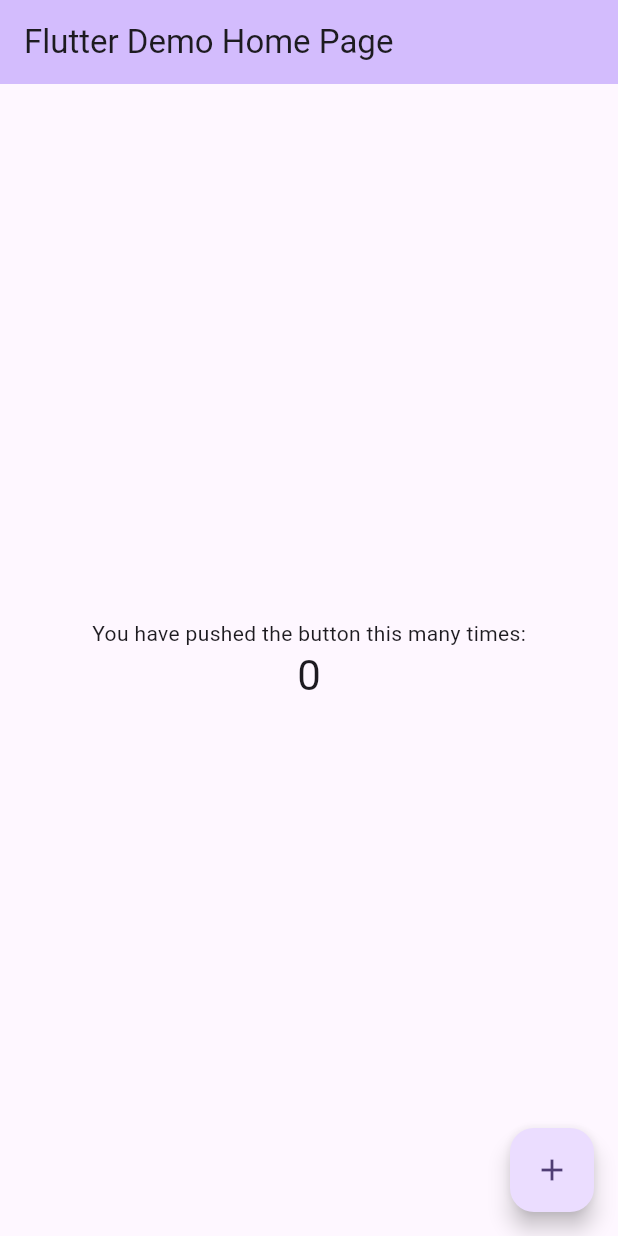
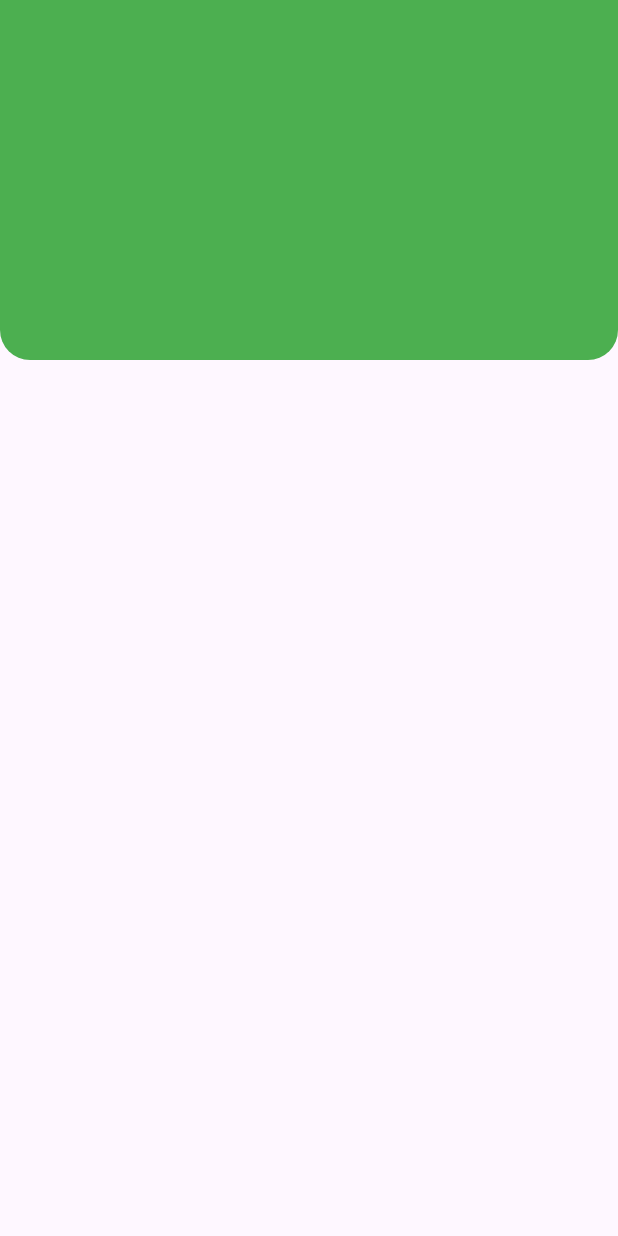
Before and after one commit to alexmortelsison/finance-app, a Flutter app: the screen it shows after launch, on a phone screen of 412 x 824 dp. Run offline on Flutter 3.47's test engine with Material 3 defaults, Android fonts, the phone set to English and light mode, and no system bars.

Commit message:
updated HomePage

```diff
--- a/analysis_options.yaml
+++ b/analysis_options.yaml
@@ -24,5 +24,8 @@ linter:
     # avoid_print: false  # Uncomment to disable the `avoid_print` rule
     # prefer_single_quotes: true  # Uncomment to enable the `prefer_single_quotes` rule
 
+formatter:
+  trailing_commas: preserve
+
 # Additional information about this file can be found at
 # https://dart.dev/guides/language/analysis-options
--- a/lib/main.dart
+++ b/lib/main.dart
@@ -1,122 +1,18 @@
+import 'package:financeapp/pages/home_page.dart';
 import 'package:flutter/material.dart';
 
 void main() {
-  runApp(const MyApp());
+  runApp(MyApp());
 }
 
 class MyApp extends StatelessWidget {
   const MyApp({super.key});
 
-  // This widget is the root of your application.
   @override
   Widget build(BuildContext context) {
     return MaterialApp(
-      title: 'Flutter Demo',
-      theme: ThemeData(
-        // This is the theme of your application.
-        //
-        // TRY THIS: Try running your application with "flutter run". You'll see
-        // the application has a purple toolbar. Then, without quitting the app,
-        // try changing the seedColor in the colorScheme below to Colors.green
-        // and then invoke "hot reload" (save your changes or press the "hot
-        // reload" button in a Flutter-supported IDE, or press "r" if you used
-        // the command line to start the app).
-        //
-        // Notice that the counter didn't reset back to zero; the application
-        // state is not lost during the reload. To reset the state, use hot
-        // restart instead.
-        //
-        // This works for code too, not just values: Most code changes can be
-        // tested with just a hot reload.
-        colorScheme: ColorScheme.fromSeed(seedColor: Colors.deepPurple),
-      ),
-      home: const MyHomePage(title: 'Flutter Demo Home Page'),
+      debugShowCheckedModeBanner: false,
+      home: HomePage(),
     );
   }
 }
-
-class MyHomePage extends StatefulWidget {
-  const MyHomePage({super.key, required this.title});
-
-  // This widget is the home page of your application. It is stateful, meaning
-  // that it has a State object (defined below) that contains fields that affect
-  // how it looks.
-
-  // This class is the configuration for the state. It holds the values (in this
-  // case the title) provided by the parent (in this case the App widget) and
-  // used by the build method of the State. Fields in a Widget subclass are
-  // always marked "final".
-
-  final String title;
-
-  @override
-  State<MyHomePage> createState() => _MyHomePageState();
-}
-
-class _MyHomePageState extends State<MyHomePage> {
-  int _counter = 0;
-
-  void _incrementCounter() {
-    setState(() {
-      // This call to setState tells the Flutter framework that something has
-      // changed in this State, which causes it to rerun the build method below
-      // so that the display can reflect the updated values. If we changed
-      // _counter without calling setState(), then the build method would not be
-      // called again, and so nothing would appear to happen.
-      _counter++;
-    });
-  }
-
-  @override
-  Widget build(BuildContext context) {
-    // This method is rerun every time setState is called, for instance as done
-    // by the _incrementCounter method above.
-    //
-    // The Flutter framework has been optimized to make rerunning build methods
-    // fast, so that you can just rebuild anything that needs updating rather
-    // than having to individually change instances of widgets.
-    return Scaffold(
-      appBar: AppBar(
-        // TRY THIS: Try changing the color here to a specific color (to
-        // Colors.amber, perhaps?) and trigger a hot reload to see the AppBar
-        // change color while the other colors stay the same.
-        backgroundColor: Theme.of(context).colorScheme.inversePrimary,
-        // Here we take the value from the MyHomePage object that was created by
-        // the App.build method, and use it to set our appbar title.
-        title: Text(widget.title),
-      ),
-      body: Center(
-        // Center is a layout widget. It takes a single child and positions it
-        // in the middle of the parent.
-        child: Column(
-          // Column is also a layout widget. It takes a list of children and
-          // arranges them vertically. By default, it sizes itself to fit its
-          // children horizontally, and tries to be as tall as its parent.
-          //
-          // Column has various properties to control how it sizes itself and
-          // how it positions its children. Here we use mainAxisAlignment to
-          // center the children vertically; the main axis here is the vertical
-          // axis because Columns are vertical (the cross axis would be
-          // horizontal).
-          //
-          // TRY THIS: Invoke "debug painting" (choose the "Toggle Debug Paint"
-          // action in the IDE, or press "p" in the console), to see the
-          // wireframe for each widget.
-          mainAxisAlignment: MainAxisAlignment.center,
-          children: <Widget>[
-            const Text('You have pushed the button this many times:'),
-            Text(
-              '$_counter',
-              style: Theme.of(context).textTheme.headlineMedium,
-            ),
-          ],
-        ),
-      ),
-      floatingActionButton: FloatingActionButton(
-        onPressed: _incrementCounter,
-        tooltip: 'Increment',
-        child: const Icon(Icons.add),
-      ), // This trailing comma makes auto-formatting nicer for build methods.
-    );
-  }
-}
--- /dev/null
+++ b/lib/pages/home_page.dart
@@ -0,0 +1,35 @@
+import 'package:flutter/material.dart';
+
+class HomePage extends StatelessWidget {
+  const HomePage({super.key});
+
+  @override
+  Widget build(BuildContext context) {
+    return Scaffold(
+      body: SafeArea(
+        child: Stack(
+          children: [
+            Container(
+              height: 240,
+              width: double.infinity,
+              decoration: BoxDecoration(
+                color: Colors.green,
+                borderRadius: BorderRadius.only(
+                  bottomLeft: Radius.circular(20),
+                  bottomRight: Radius.circular(20),
+                ),
+              ),
+              child: Stack(
+                children: [
+                  Positioned(
+                    child: ClipRRect(),
+                  ),
+                ],
+              ),
+            ),
+          ],
+        ),
+      ),
+    );
+  }
+}
```
